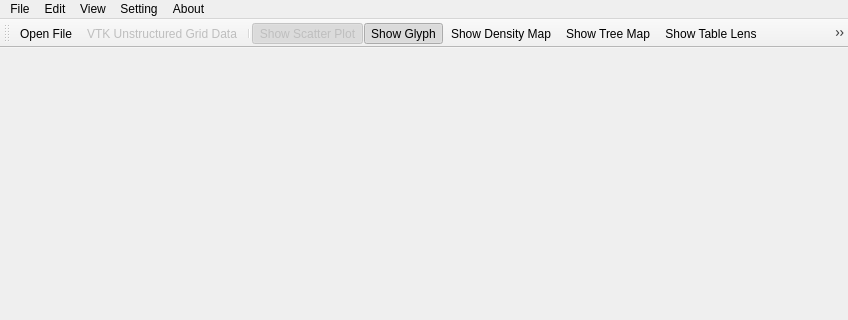
Old version of the form ScatterPointGlyph/scatter_point_glyph.ui in the repository Edgar324/ScatterPointGlyph; both pictures show x 0 to 848 and y 0 to 320 of the 848 by 620 pixel window.
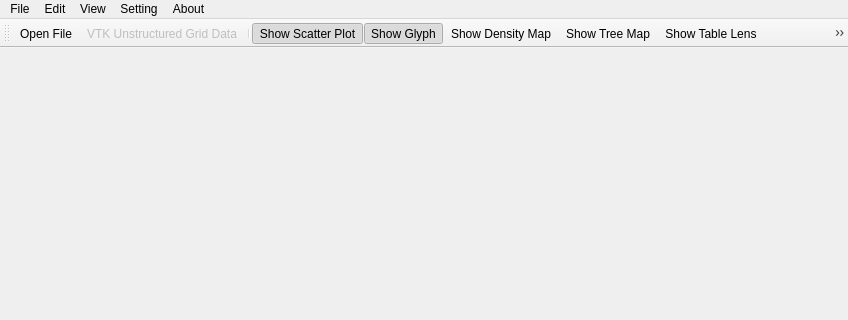
New version of the form. Icons and pictures are not drawn.

Patch:
```diff
--- a/ScatterPointGlyph/scatter_point_glyph.ui
+++ b/ScatterPointGlyph/scatter_point_glyph.ui
@@ -522,7 +522,7 @@
     <bool>true</bool>
    </property>
    <property name="enabled">
-    <bool>false</bool>
+    <bool>true</bool>
    </property>
    <property name="icon">
     <iconset resource="scatter_point_glyph.qrc">
```
Left out of the diff: 9 changed lines with no effect on the pictures.
